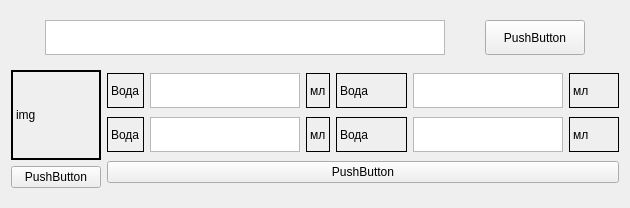
This is CoffeeMachine/recipepanel.ui in RichiHnok/TPIS as Qt 5 draws it before an edit. The edited form follows.
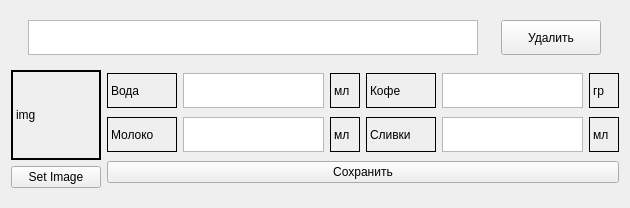
This is the edited form.

```diff
--- a/CoffeeMachine/recipepanel.ui
+++ b/CoffeeMachine/recipepanel.ui
@@ -17,10 +17,10 @@
    <item>
     <layout class="QHBoxLayout" name="horizontalLayout_2">
      <item>
-      <widget class="QPlainTextEdit" name="plainTextEdit">
+      <widget class="QTextEdit" name="drinkNameTextField">
        <property name="maximumSize">
         <size>
-         <width>400</width>
+         <width>450</width>
          <height>35</height>
         </size>
        </property>
@@ -35,7 +35,7 @@
         </size>
        </property>
        <property name="text">
-        <string>PushButton</string>
+        <string>Удалить</string>
        </property>
       </widget>
      </item>
@@ -82,7 +82,7 @@
           </size>
          </property>
          <property name="text">
-          <string>PushButton</string>
+          <string>Set Image</string>
          </property>
         </widget>
        </item>
@@ -93,7 +93,7 @@
        <item row="2" column="0">
         <widget class="QPushButton" name="pushButton_3">
          <property name="text">
-          <string>PushButton</string>
+          <string>Сохранить</string>
          </property>
         </widget>
        </item>
@@ -101,6 +101,12 @@
         <layout class="QHBoxLayout" name="horizontalLayout_6">
          <item>
           <widget class="QLabel" name="label_12">
+           <property name="minimumSize">
+            <size>
+             <width>70</width>
+             <height>0</height>
+            </size>
+           </property>
            <property name="maximumSize">
             <size>
              <width>75</width>
@@ -111,7 +117,7 @@
             <enum>QFrame::Shape::Box</enum>
            </property>
            <property name="text">
-            <string>Вода</string>
+            <string>Молоко</string>
            </property>
           </widget>
          </item>
@@ -127,6 +133,12 @@
          </item>
          <item>
           <widget class="QLabel" name="label_13">
+           <property name="minimumSize">
+            <size>
+             <width>30</width>
+             <height>0</height>
+            </size>
+           </property>
            <property name="maximumSize">
             <size>
              <width>50</width>
@@ -141,10 +153,14 @@
            </property>
           </widget>
          </item>
-         <item>
-          <layout class="QHBoxLayout" name="horizontalLayout_8">
            <item>
             <widget class="QLabel" name="label_16">
+           <property name="minimumSize">
+            <size>
+             <width>70</width>
+             <height>0</height>
+            </size>
+           </property>
              <property name="maximumSize">
               <size>
                <width>75</width>
@@ -155,12 +171,12 @@
               <enum>QFrame::Shape::Box</enum>
              </property>
              <property name="text">
-              <string>Вода</string>
+            <string>Сливки</string>
              </property>
             </widget>
            </item>
            <item>
-            <widget class="QTextEdit" name="textEdit_9">
+          <widget class="QTextEdit" name="creamAmountTextField">
              <property name="maximumSize">
               <size>
                <width>150</width>
@@ -171,6 +187,12 @@
            </item>
            <item>
             <widget class="QLabel" name="label_17">
+           <property name="minimumSize">
+            <size>
+             <width>30</width>
+             <height>0</height>
+            </size>
+           </property>
              <property name="maximumSize">
               <size>
                <width>50</width>
@@ -184,8 +206,6 @@
               <string>мл</string>
              </property>
             </widget>
-           </item>
-          </layout>
          </item>
         </layout>
        </item>
@@ -193,6 +213,12 @@
         <layout class="QHBoxLayout" name="horizontalLayout_5">
          <item>
           <widget class="QLabel" name="label_10">
+           <property name="minimumSize">
+            <size>
+             <width>70</width>
+             <height>0</height>
+            </size>
+           </property>
            <property name="maximumSize">
             <size>
              <width>75</width>
@@ -219,6 +245,12 @@
          </item>
          <item>
           <widget class="QLabel" name="label_11">
+           <property name="minimumSize">
+            <size>
+             <width>30</width>
+             <height>0</height>
+            </size>
+           </property>
            <property name="maximumSize">
             <size>
              <width>50</width>
@@ -233,10 +265,14 @@
            </property>
           </widget>
          </item>
-         <item>
-          <layout class="QHBoxLayout" name="horizontalLayout_7">
            <item>
             <widget class="QLabel" name="label_14">
+           <property name="minimumSize">
+            <size>
+             <width>70</width>
+             <height>0</height>
+            </size>
+           </property>
              <property name="maximumSize">
               <size>
                <width>75</width>
@@ -247,12 +283,12 @@
               <enum>QFrame::Shape::Box</enum>
              </property>
              <property name="text">
-              <string>Вода</string>
+            <string>Кофе</string>
              </property>
             </widget>
            </item>
            <item>
-            <widget class="QTextEdit" name="textEdit_8">
+          <widget class="QTextEdit" name="coffeeAmountTextField">
              <property name="maximumSize">
               <size>
                <width>150</width>
@@ -263,6 +299,12 @@
            </item>
            <item>
             <widget class="QLabel" name="label_15">
+           <property name="minimumSize">
+            <size>
+             <width>30</width>
+             <height>0</height>
+            </size>
+           </property>
              <property name="maximumSize">
               <size>
                <width>50</width>
@@ -273,11 +315,9 @@
               <enum>QFrame::Shape::Box</enum>
              </property>
              <property name="text">
-              <string>мл</string>
-             </property>
-            </widget>
-           </item>
-          </layout>
+            <string>гр</string>
+           </property>
+          </widget>
          </item>
         </layout>
        </item>
```
Left out of the diff: 10 changed lines with no effect on the pictures. Lines whose indentation alone changed are shown as unchanged.
